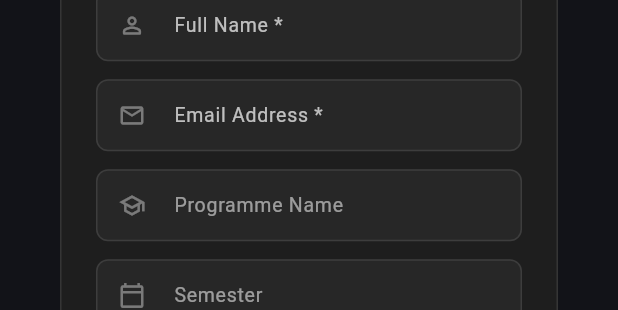
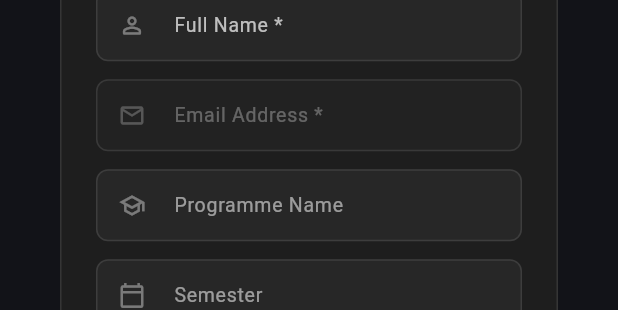
Before and after one commit to AzimAminz/SmartCampusConnect, a Flutter app: the EditStudentDialog widget shown alone on an empty page, opened directly with empty values, on a phone screen of 412 x 824 dp. Shown: the part 454-764 px from the top of the screen. Run offline on Flutter 3.47's test engine with Material 3 defaults, Android fonts, the phone set to English and light mode, and no system bars; our stand-ins replace shared_preferences; accounts and stored records are empty; network calls fail.

Commit message:
mobile: update auto generate for create new student

```diff
--- a/mobile/lib/screens/profile/widgets/student_dialogs.dart
+++ b/mobile/lib/screens/profile/widgets/student_dialogs.dart
@@ -13,7 +13,6 @@ class AddStudentDialog extends StatefulWidget {
 class _AddStudentDialogState extends State<AddStudentDialog> {
   final _formKey = GlobalKey<FormState>();
   final _nameCtrl = TextEditingController();
-  final _emailCtrl = TextEditingController();
   final _progNameCtrl = TextEditingController();
   final _semCtrl = TextEditingController(text: '1');
   final _gpaCtrl = TextEditingController(text: '0.00');
@@ -41,7 +40,6 @@ class _AddStudentDialogState extends State<AddStudentDialog> {
   @override
   void dispose() {
     _nameCtrl.dispose();
-    _emailCtrl.dispose();
     _progNameCtrl.dispose();
     _semCtrl.dispose();
     _gpaCtrl.dispose();
@@ -184,7 +182,6 @@ class _AddStudentDialogState extends State<AddStudentDialog> {
                 const SizedBox(height: 8),
 
                 _buildDialogField(_nameCtrl, 'Full Name', Icons.person_outline_rounded, required: true),
-                _buildDialogField(_emailCtrl, 'Email Address', Icons.email_outlined, required: true),
                 _buildDialogField(_progNameCtrl, 'Programme Name (e.g. Bachelor of CS)', Icons.school_outlined),
                 _buildDialogField(_semCtrl, 'Current Semester  ← used in ID', Icons.calendar_today_outlined, isNumber: true),
                 _buildDialogField(_gpaCtrl, 'GPA (0.00 – 4.00)', Icons.grade_outlined, isDecimal: true),
@@ -223,7 +220,7 @@ class _AddStudentDialogState extends State<AddStudentDialog> {
 
                   final body = {
                     'name': _nameCtrl.text.trim(),
-                    'email': _emailCtrl.text.trim(),
+                    'email': 'auto',
                     'programmeCode': _programmeCodes[_selectedProgrammeType]!,
                     'faculty': _selectedFaculty,
                     'semester': _semCtrl.text.trim().isEmpty ? '1' : _semCtrl.text.trim(),
@@ -480,7 +477,7 @@ class _EditStudentDialogState extends State<EditStudentDialog> {
                 ),
                 const SizedBox(height: 12),
                 _buildDialogField(_nameCtrl, 'Full Name', Icons.person_outline_rounded, required: true),
-                _buildDialogField(_emailCtrl, 'Email Address', Icons.email_outlined, required: true),
+                _buildDialogField(_emailCtrl, 'Email Address', Icons.email_outlined, required: true, readOnly: true),
                 _buildDialogField(_progCtrl, 'Programme Name', Icons.school_outlined),
                 _buildDialogField(_semCtrl, 'Semester', Icons.calendar_today_outlined, isNumber: true),
                 _buildDialogField(_gpaCtrl, 'GPA (0.00 - 4.00)', Icons.grade_outlined, isDecimal: true),
@@ -590,12 +587,14 @@ class _EditStudentDialogState extends State<EditStudentDialog> {
     bool required = false,
     bool isNumber = false,
     bool isDecimal = false,
+    bool readOnly = false,
   }) {
     return Padding(
       padding: const EdgeInsets.only(bottom: 12),
       child: TextFormField(
         controller: ctrl,
-        style: const TextStyle(color: Colors.white),
+        readOnly: readOnly,
+        style: TextStyle(color: readOnly ? Colors.white54 : Colors.white),
         keyboardType: isDecimal
             ? const TextInputType.numberWithOptions(decimal: true)
             : isNumber
@@ -604,12 +603,16 @@ class _EditStudentDialogState extends State<EditStudentDialog> {
         decoration: InputDecoration(
           labelText: required ? '$label *' : label,
           labelStyle: TextStyle(
-            color: required ? Colors.white70 : Colors.white54,
+            color: readOnly
+                ? Colors.white30
+                : required
+                    ? Colors.white70
+                    : Colors.white54,
             fontSize: 13,
           ),
-          prefixIcon: Icon(icon, color: Colors.white38, size: 18),
+          prefixIcon: Icon(icon, color: readOnly ? Colors.white24 : Colors.white38, size: 18),
           filled: true,
-          fillColor: Colors.white.withOpacity(0.04),
+          fillColor: readOnly ? Colors.white.withOpacity(0.02) : Colors.white.withOpacity(0.04),
           contentPadding: const EdgeInsets.symmetric(
             horizontal: 12,
             vertical: 10,
@@ -624,10 +627,13 @@ class _EditStudentDialogState extends State<EditStudentDialog> {
           ),
           focusedBorder: OutlineInputBorder(
             borderRadius: BorderRadius.circular(8),
-            borderSide: const BorderSide(color: Color(0xFF00BFA5), width: 1.2),
+            borderSide: BorderSide(
+              color: readOnly ? Colors.white10 : const Color(0xFF00BFA5),
+              width: readOnly ? 1.0 : 1.2,
+            ),
           ),
         ),
-        validator: (v) => required && (v == null || v.trim().isEmpty) ? 'Field is required' : null,
+        validator: (v) => required && !readOnly && (v == null || v.trim().isEmpty) ? 'Field is required' : null,
       ),
     );
   }
```
